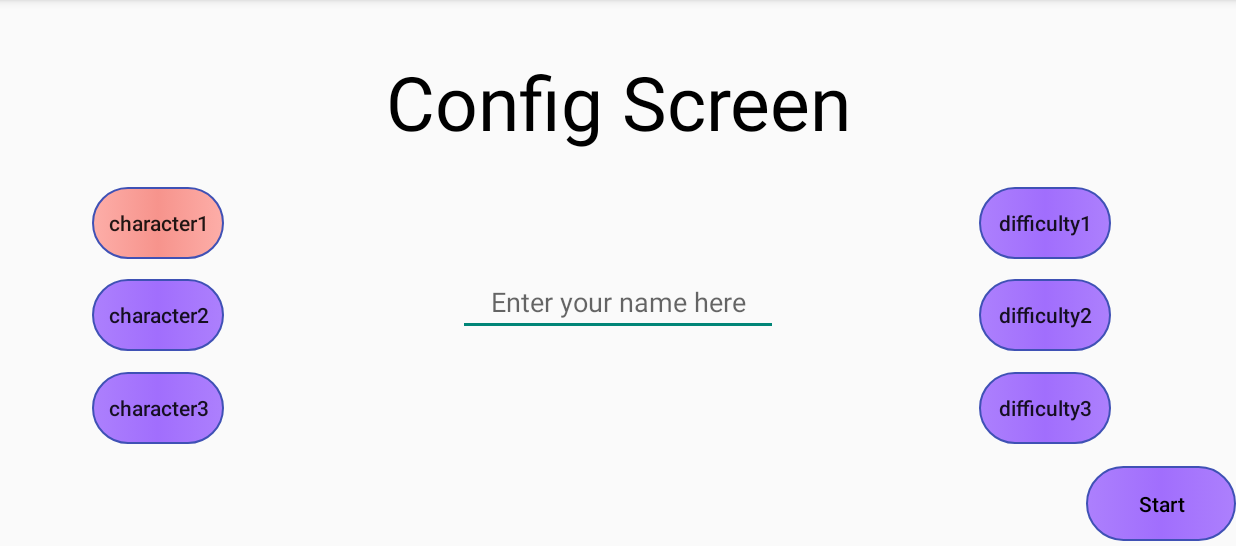
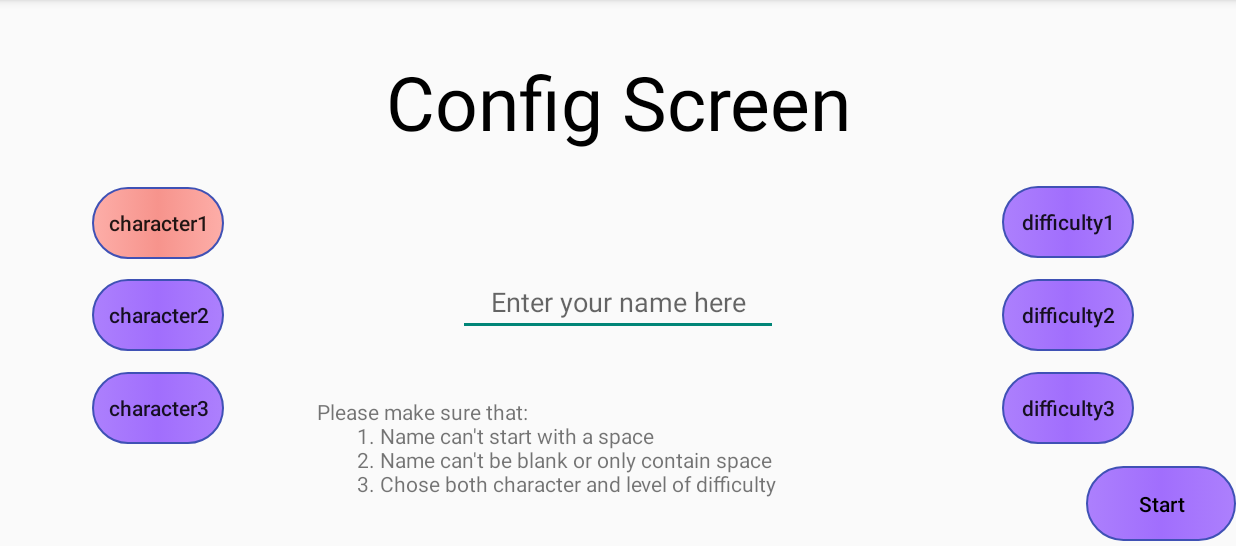
Before and after one commit to WYkSnOW/2D_Pixel_Dungeon_Game, an Android app: the ConfigScreen screen opened directly, with no data from a screen before it, after a tap on "Start", on a phone screen of 824 x 412 dp (held sideways), the part 72-618 px from its top. Run offline under Robolectric (Android 15) with nearby library versions, the phone set to English and light mode, and no system bars; 1 other tap on this screen came first.

Commit message:
add function that check blank or only space player's name

```diff
--- a/app/src/main/java/com/example/myapplication/ConfigScreen.java
+++ b/app/src/main/java/com/example/myapplication/ConfigScreen.java
@@ -21,9 +21,8 @@ public class ConfigScreen extends AppCompatActivity {
         setContentView(R.layout.config_screen);
 
 
-
-
         EditText playerNameInput = (EditText) findViewById(R.id.playerName);
+        TextView playerNameRule = findViewById(R.id.playerNameRule);
         Button character1 = findViewById (R.id.character1);
         Button character2 = findViewById (R.id.character2);
         Button character3 = findViewById (R.id.character3);
@@ -94,24 +93,40 @@ public class ConfigScreen extends AppCompatActivity {
                 String playerName = playerNameInput.getText().toString();
                 Intent intent = new Intent();
                 intent.setClass(ConfigScreen.this, PlayerView.class);
+
                 Bundle bundle = new Bundle();
                 bundle.putString("playerName", playerName);
                 bundle.putInt("characterChoice", characterChoice);
                 bundle.putInt("levelDifficulty", levelDifficulty);
                 intent.putExtras(bundle);
-                if (levelDifficulty != 0 && characterChoice != 0 && !(playerName.equals(""))) {
+                if (playerName.equals("") || !(ifNotBlank(playerName)) || levelDifficulty == 0 || characterChoice ==0) {
+                    playerNameRule.setText(R.string.playerNameRule);
+                    //android:text="Player view"
+                } else {
                     startActivity(intent);
                     finish();
                 }
+                /*if (levelDifficulty != 0 && characterChoice != 0 && !(playerName.equals("")) && ifNotBlank(playerName)) {
+                    startActivity(intent);
+                    finish();
+                }*/
             }
         });
 
+    }
+
+    private boolean ifNotBlank(String name) {
+        boolean r = false;
+        for (int i = 0; i < name.length(); i++) {
+            if (!(name.charAt(i) == ' ')) {
+                r = true;
+            }
+        }
+        if (name.charAt(0) == ' ') {
+            r = false;
+        }
+        return r;
+    }
 
 
-
-
-
-
-    }
-
 }
--- a/app/src/main/java/com/example/myapplication/PlayerView.java
+++ b/app/src/main/java/com/example/myapplication/PlayerView.java
@@ -24,6 +24,7 @@ public class PlayerView extends AppCompatActivity {
         TextView characterText = findViewById(R.id.characterBar);
         TextView difficultyText = findViewById(R.id.difficulty);
         TextView startHealthText = findViewById(R.id.startHealth);
+
         name.setText("Player's name: " + playerName);
         characterText.setText("Character#: " + characterChoice);
         difficultyText.setText("Level of difficulty: " + levelDifficulty);
--- a/app/src/main/res/layout/config_screen.xml
+++ b/app/src/main/res/layout/config_screen.xml
@@ -99,40 +99,50 @@
         android:id="@+id/difficulty1"
         android:layout_width="wrap_content"
         android:layout_height="wrap_content"
+        android:background="@drawable/button_shape"
         android:text="difficulty1"
-        android:background="@drawable/button_shape"
         app:layout_constraintBottom_toBottomOf="parent"
         app:layout_constraintEnd_toEndOf="parent"
-        app:layout_constraintHorizontal_bias="0.887"
+        app:layout_constraintHorizontal_bias="0.908"
         app:layout_constraintStart_toStartOf="parent"
         app:layout_constraintTop_toTopOf="parent"
-        app:layout_constraintVertical_bias="0.394" />
+        app:layout_constraintVertical_bias="0.393" />
 
     <Button
         android:id="@+id/difficulty2"
         android:layout_width="wrap_content"
         android:layout_height="wrap_content"
+        android:background="@drawable/button_shape"
         android:text="difficulty2"
-        android:background="@drawable/button_shape"
         app:layout_constraintBottom_toBottomOf="parent"
         app:layout_constraintEnd_toEndOf="parent"
-        app:layout_constraintHorizontal_bias="0.887"
+        app:layout_constraintHorizontal_bias="0.908"
         app:layout_constraintStart_toStartOf="parent"
         app:layout_constraintTop_toTopOf="parent"
-        app:layout_constraintVertical_bias="0.588" />
+        app:layout_constraintVertical_bias="0.589" />
 
     <Button
         android:id="@+id/difficulty3"
         android:layout_width="wrap_content"
         android:layout_height="wrap_content"
+        android:background="@drawable/button_shape"
         android:text="difficulty3"
-        android:background="@drawable/button_shape"
         app:layout_constraintBottom_toBottomOf="parent"
         app:layout_constraintEnd_toEndOf="parent"
-        app:layout_constraintHorizontal_bias="0.887"
+        app:layout_constraintHorizontal_bias="0.908"
         app:layout_constraintStart_toStartOf="parent"
         app:layout_constraintTop_toTopOf="parent"
         app:layout_constraintVertical_bias="0.785" />
 
+    <TextView
+        android:id="@+id/playerNameRule"
+        android:layout_width="402dp"
+        android:layout_height="85dp"
+        app:layout_constraintBottom_toBottomOf="parent"
+        app:layout_constraintEnd_toEndOf="parent"
+        app:layout_constraintStart_toStartOf="parent"
+        app:layout_constraintTop_toTopOf="@+id/tv_one"
+        app:layout_constraintVertical_bias="0.95" />
+
 
 </androidx.constraintlayout.widget.ConstraintLayout>
--- a/app/src/main/res/values/strings.xml
+++ b/app/src/main/res/values/strings.xml
@@ -1,3 +1,7 @@
 <resources>
     <string name="app_name">My Application</string>
+    <string name="playerNameRule">"Please make sure that:
+        1. Name can't start with a space
+        2. Name can't be blank or only contain space
+        3. Chose both character and level of difficulty"</string>
 </resources>
```
Also changed, not shown: app/src/main/res/layout/player_view.xml (+10 -9 lines), 2 other files.
